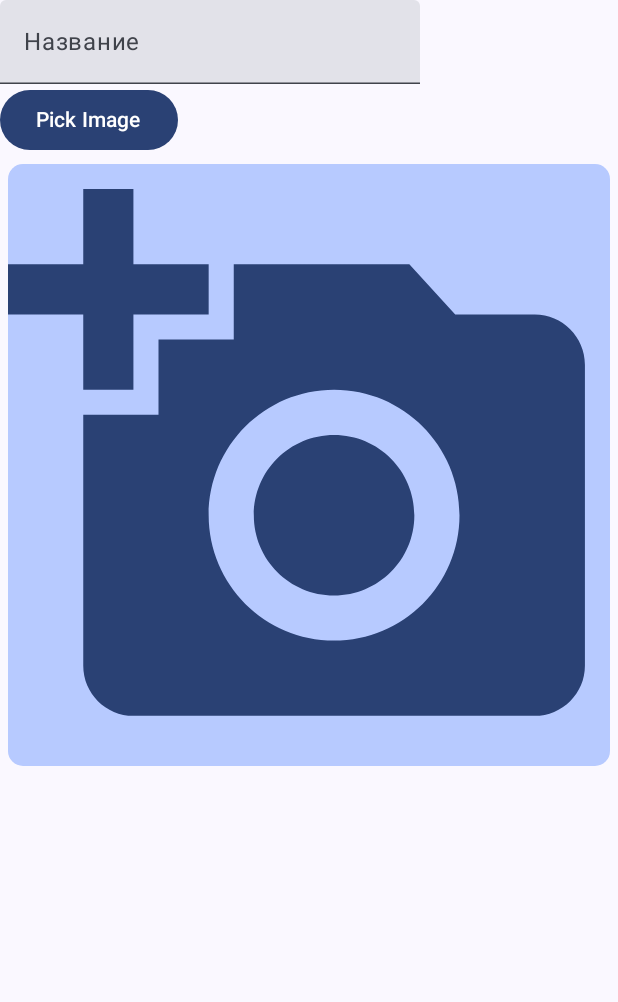
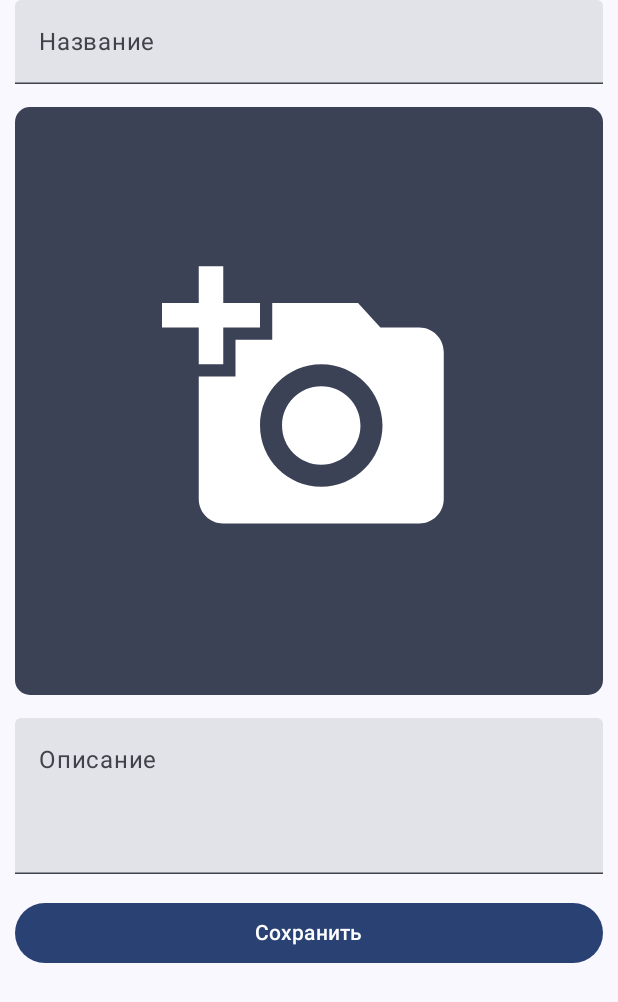
Before and after one commit to Andryss/Trousseau-mobile, an Android app built with Jetpack Compose: the screen it shows after launch (MainActivity), on a phone screen of 412 x 824 dp. Shown: the top 1002 px of the screen. Run offline under Robolectric (Android 15) with nearby library versions, the phone set to English and light mode, and no system bars.

Commit message:
Extract picker

```diff
--- a/app/src/main/java/ru/andryss/trousseau/CreateItemPage.kt
+++ b/app/src/main/java/ru/andryss/trousseau/CreateItemPage.kt
@@ -1,178 +1,62 @@
 package ru.andryss.trousseau
 
 import android.net.Uri
-import androidx.activity.compose.rememberLauncherForActivityResult
-import androidx.activity.result.PickVisualMediaRequest
-import androidx.activity.result.contract.ActivityResultContracts.PickMultipleVisualMedia
-import androidx.activity.result.contract.ActivityResultContracts.PickVisualMedia
-import androidx.activity.result.contract.ActivityResultContracts.PickVisualMedia.ImageOnly
-import androidx.compose.foundation.background
-import androidx.compose.foundation.border
-import androidx.compose.foundation.clickable
-import androidx.compose.foundation.layout.Box
+import androidx.compose.foundation.layout.Arrangement
 import androidx.compose.foundation.layout.Column
-import androidx.compose.foundation.layout.aspectRatio
-import androidx.compose.foundation.layout.fillMaxHeight
-import androidx.compose.foundation.layout.fillMaxSize
 import androidx.compose.foundation.layout.fillMaxWidth
-import androidx.compose.foundation.layout.height
 import androidx.compose.foundation.layout.padding
-import androidx.compose.foundation.lazy.LazyRow
-import androidx.compose.foundation.lazy.itemsIndexed
 import androidx.compose.foundation.rememberScrollState
-import androidx.compose.foundation.shape.RoundedCornerShape
 import androidx.compose.foundation.verticalScroll
-import androidx.compose.material.icons.Icons
-import androidx.compose.material.icons.filled.AddAPhoto
 import androidx.compose.material3.Button
-import androidx.compose.material3.Icon
-import androidx.compose.material3.MaterialTheme
 import androidx.compose.material3.Text
 import androidx.compose.material3.TextField
 import androidx.compose.runtime.Composable
 import androidx.compose.runtime.getValue
-import androidx.compose.runtime.mutableIntStateOf
 import androidx.compose.runtime.mutableStateListOf
 import androidx.compose.runtime.mutableStateOf
 import androidx.compose.runtime.remember
 import androidx.compose.runtime.setValue
-import androidx.compose.ui.Alignment
 import androidx.compose.ui.Modifier
-import androidx.compose.ui.draw.blur
-import androidx.compose.ui.draw.clip
-import androidx.compose.ui.graphics.Color
-import androidx.compose.ui.layout.ContentScale
-import androidx.compose.ui.platform.LocalContext
 import androidx.compose.ui.unit.dp
-import coil3.compose.AsyncImage
-import coil3.request.ImageRequest
-import coil3.request.crossfade
-
-const val MAX_IMAGES = 10
+import ru.andryss.trousseau.widgets.MultipleImagePicker
 
 @Composable
 fun CreateItemPage() {
     var name by remember { mutableStateOf("") }
     val imageUris = remember { mutableStateListOf<Uri>() }
-    var selectedImage by remember { mutableIntStateOf(0) }
-
-    val selectLauncher = rememberLauncherForActivityResult(PickMultipleVisualMedia(MAX_IMAGES)) {
-        imageUris.clear()
-        imageUris.addAll(it)
-        selectedImage = 0
-    }
-
-    val addLauncher = rememberLauncherForActivityResult(PickVisualMedia()) {
-        it?.let { imageUris.add(it) }
-    }
+    var description by remember { mutableStateOf("") }
 
     Column(
-        modifier = Modifier.verticalScroll(rememberScrollState())
+        modifier = Modifier
+            .verticalScroll(rememberScrollState()),
+        verticalArrangement = Arrangement.spacedBy(15.dp)
     ) {
         TextField(
             value = name,
             onValueChange = { name = it },
+            modifier = Modifier
+                .fillMaxWidth()
+                .padding(horizontal = 10.dp),
             label = { Text(text = "Название") },
         )
-        Button(
-            onClick = { selectLauncher.launch(PickVisualMediaRequest(ImageOnly)) }
-        ) {
-            Text(text = "Pick Image")
-        }
-        Box(
+        MultipleImagePicker(imageUris)
+        TextField(
+            value = description,
+            onValueChange = { description = it },
             modifier = Modifier
                 .fillMaxWidth()
-                .aspectRatio(1f)
-                .padding(5.dp)
-                .clip(RoundedCornerShape(10.dp))
-                .background(MaterialTheme.colorScheme.inversePrimary),
-            contentAlignment = Alignment.Center
+                .padding(horizontal = 10.dp),
+            label = { Text(text = "Описание") },
+            maxLines = 3,
+            minLines = 3
+        )
+        Button(
+            onClick = {  },
+            modifier = Modifier
+                .fillMaxWidth()
+                .padding(horizontal = 10.dp)
         ) {
-            if (imageUris.isNotEmpty()) {
-                ImageWithBlurredFit(imageUris[selectedImage])
-            } else {
-                Icon(
-                    imageVector = Icons.Default.AddAPhoto,
-                    contentDescription = null,
-                    tint = MaterialTheme.colorScheme.primary,
-                    modifier = Modifier
-                        .fillMaxSize()
-                        .clickable { selectLauncher.launch(PickVisualMediaRequest(ImageOnly)) }
-                )
-            }
-        }
-        if (imageUris.isNotEmpty()) {
-            LazyRow(
-                modifier = Modifier
-                    .fillMaxWidth()
-                    .height(100.dp)
-            ) {
-                itemsIndexed(imageUris) { index, uri ->
-                    Box(
-                        modifier = Modifier
-                            .fillMaxHeight()
-                            .aspectRatio(1f)
-                            .padding(5.dp)
-                            .clip(RoundedCornerShape(10.dp))
-                            .clickable { selectedImage = index }
-                            .border(
-                                width = if (selectedImage == index) 4.dp else 0.dp,
-                                color = if (selectedImage == index) MaterialTheme.colorScheme.primary else Color.Transparent,
-                                shape = RoundedCornerShape(8.dp)
-                            ),
-                        contentAlignment = Alignment.Center
-                    ) {
-                        ImageWithBlurredFit(uri)
-                    }
-                }
-                if (imageUris.size < MAX_IMAGES) {
-                    item {
-                        Box(
-                            modifier = Modifier
-                                .fillMaxHeight()
-                                .aspectRatio(1f)
-                                .padding(5.dp)
-                                .clip(RoundedCornerShape(10.dp)),
-                            contentAlignment = Alignment.Center
-                        ) {
-                            Icon(
-                                imageVector = Icons.Default.AddAPhoto,
-                                contentDescription = null,
-                                tint = MaterialTheme.colorScheme.inversePrimary,
-                                modifier = Modifier
-                                    .fillMaxSize()
-                                    .clickable { addLauncher.launch(PickVisualMediaRequest(ImageOnly)) }
-                            )
-                        }
-                    }
-                }
-            }
+            Text(text = "Сохранить")
         }
     }
 }
-
-@Composable
-private fun ImageWithBlurredFit(uri: Uri) {
-    val context = LocalContext.current
-
-    AsyncImage(
-        model = ImageRequest.Builder(context)
-            .data(uri)
-            .crossfade(enable = true)
-            .build(),
-        contentDescription = null,
-        contentScale = ContentScale.Crop,
-        modifier = Modifier
-            .fillMaxSize()
-            .blur(20.dp)
-    )
-    AsyncImage(
-        model = ImageRequest.Builder(context)
-            .data(uri)
-            .crossfade(enable = true)
-            .build(),
-        contentDescription = null,
-        contentScale = ContentScale.Fit,
-        modifier = Modifier.fillMaxSize()
-    )
-}
--- /dev/null
+++ b/app/src/main/java/ru/andryss/trousseau/widgets/MultipleImagePicker.kt
@@ -0,0 +1,208 @@
+package ru.andryss.trousseau.widgets
+
+import android.net.Uri
+import androidx.activity.compose.rememberLauncherForActivityResult
+import androidx.activity.result.PickVisualMediaRequest
+import androidx.activity.result.contract.ActivityResultContracts.PickMultipleVisualMedia
+import androidx.activity.result.contract.ActivityResultContracts.PickVisualMedia.ImageOnly
+import androidx.compose.foundation.background
+import androidx.compose.foundation.border
+import androidx.compose.foundation.clickable
+import androidx.compose.foundation.layout.Arrangement
+import androidx.compose.foundation.layout.Box
+import androidx.compose.foundation.layout.BoxScope
+import androidx.compose.foundation.layout.Column
+import androidx.compose.foundation.layout.PaddingValues
+import androidx.compose.foundation.layout.aspectRatio
+import androidx.compose.foundation.layout.fillMaxHeight
+import androidx.compose.foundation.layout.fillMaxSize
+import androidx.compose.foundation.layout.fillMaxWidth
+import androidx.compose.foundation.layout.height
+import androidx.compose.foundation.layout.padding
+import androidx.compose.foundation.lazy.LazyRow
+import androidx.compose.foundation.lazy.itemsIndexed
+import androidx.compose.foundation.shape.RoundedCornerShape
+import androidx.compose.material.icons.Icons
+import androidx.compose.material.icons.filled.AddAPhoto
+import androidx.compose.material.icons.filled.DeleteForever
+import androidx.compose.material3.Icon
+import androidx.compose.material3.MaterialTheme
+import androidx.compose.runtime.Composable
+import androidx.compose.runtime.getValue
+import androidx.compose.runtime.mutableIntStateOf
+import androidx.compose.runtime.remember
+import androidx.compose.runtime.setValue
+import androidx.compose.ui.Alignment
+import androidx.compose.ui.Modifier
+import androidx.compose.ui.draw.blur
+import androidx.compose.ui.draw.clip
+import androidx.compose.ui.graphics.Color
+import androidx.compose.ui.layout.ContentScale
+import androidx.compose.ui.platform.LocalContext
+import androidx.compose.ui.unit.dp
+import coil3.compose.AsyncImage
+import coil3.request.ImageRequest
+import coil3.request.crossfade
+
+const val MAX_IMAGES = 10
+
+@Composable
+fun MultipleImagePicker(imageUris: MutableList<Uri>) {
+
+    var selectedImage by remember { mutableIntStateOf(0) }
+
+    val selectLauncher = rememberLauncherForActivityResult(
+        PickMultipleVisualMedia(maxItems = MAX_IMAGES)
+    ) {
+        imageUris.clear()
+        imageUris.addAll(it)
+        selectedImage = 0
+    }
+
+    val addLauncher = rememberLauncherForActivityResult(
+        PickMultipleVisualMedia(maxItems = MAX_IMAGES - imageUris.size)
+    ) {
+        imageUris.addAll(it)
+    }
+
+    fun selectImages() =
+        selectLauncher.launch(PickVisualMediaRequest(ImageOnly))
+
+    fun addImages() =
+        addLauncher.launch(PickVisualMediaRequest(ImageOnly))
+
+    fun clearImages() =
+        imageUris.clear()
+
+    Column(
+        verticalArrangement = Arrangement.spacedBy(10.dp)
+    ) {
+        PreviewImage(
+            imageUri = if (imageUris.isNotEmpty()) imageUris[selectedImage] else null,
+            selectImagesFun = { selectImages() }
+        )
+        if (imageUris.isNotEmpty()) {
+            LazyRow(
+                modifier = Modifier
+                    .fillMaxWidth()
+                    .height(100.dp),
+                contentPadding = PaddingValues(horizontal = 10.dp),
+                horizontalArrangement = Arrangement.spacedBy(10.dp)
+            ) {
+                itemsIndexed(imageUris) { index, uri ->
+                    ThumbnailImage(
+                        modifier = Modifier
+                            .clickable { selectedImage = index }
+                            .border(
+                                width = if (selectedImage == index) 4.dp else 0.dp,
+                                color = if (selectedImage == index) MaterialTheme.colorScheme.primary else Color.Transparent,
+                                shape = RoundedCornerShape(8.dp)
+                            )
+                    ) {
+                        ImageWithBlurredFit(uri)
+                    }
+                }
+                if (imageUris.size < MAX_IMAGES) {
+                    item {
+                        ThumbnailImage(
+                            modifier = Modifier
+                                .background(MaterialTheme.colorScheme.secondary)
+                                .clickable { addImages() }
+                        ) {
+                            Icon(
+                                imageVector = Icons.Default.AddAPhoto,
+                                contentDescription = null,
+                                tint = MaterialTheme.colorScheme.onSecondary,
+                                modifier = Modifier.fillMaxSize(fraction = 0.5f)
+                            )
+                        }
+                    }
+                }
+                item {
+                    ThumbnailImage(
+                        modifier = Modifier
+                            .background(MaterialTheme.colorScheme.error)
+                            .clickable { clearImages() }
+                    ) {
+                        Icon(
+                            imageVector = Icons.Default.DeleteForever,
+                            contentDescription = null,
+                            tint = MaterialTheme.colorScheme.onError,
+                            modifier = Modifier.fillMaxSize(fraction = 0.5f)
+                        )
+                    }
+                }
+            }
+        }
+    }
+}
+
+@Composable
+fun PreviewImage(imageUri: Uri?, selectImagesFun: () -> Unit) {
+    Box(
+        modifier = Modifier
+            .fillMaxWidth()
+            .padding(horizontal = 10.dp)
+            .aspectRatio(1f)
+            .clip(RoundedCornerShape(10.dp))
+            .background(MaterialTheme.colorScheme.secondary)
+            .clickable { if (imageUri == null) selectImagesFun() },
+        contentAlignment = Alignment.Center
+    ) {
+        if (imageUri != null) {
+            ImageWithBlurredFit(imageUri)
+        } else {
+            Icon(
+                imageVector = Icons.Default.AddAPhoto,
+                contentDescription = null,
+                tint = MaterialTheme.colorScheme.onSecondary,
+                modifier = Modifier.fillMaxSize(fraction = 0.5f)
+            )
+        }
+    }
+}
+
+@Composable
+fun ThumbnailImage(
+    modifier: Modifier,
+    content: @Composable (BoxScope.() -> Unit)
+) {
+    Box(
+        modifier = Modifier
+            .fillMaxHeight()
+            .aspectRatio(1f)
+            .clip(RoundedCornerShape(10.dp))
+            .then(modifier),
+        contentAlignment = Alignment.Center
+    ) {
+        content()
+    }
+}
+
+@Composable
+private fun ImageWithBlurredFit(uri: Uri) {
+    val context = LocalContext.current
+
+    Box {
+        AsyncImage(
+            model = ImageRequest.Builder(context)
+                .data(uri)
+                .crossfade(enable = true)
+                .build(),
+            contentDescription = null,
+            contentScale = ContentScale.Crop,
+            modifier = Modifier
+                .fillMaxSize()
+                .blur(20.dp)
+        )
+        AsyncImage(
+            model = ImageRequest.Builder(context)
+                .data(uri)
+                .crossfade(enable = true)
+                .build(),
+            contentDescription = null,
+            contentScale = ContentScale.Fit,
+            modifier = Modifier.fillMaxSize()
+        )
+    }
+}
```
